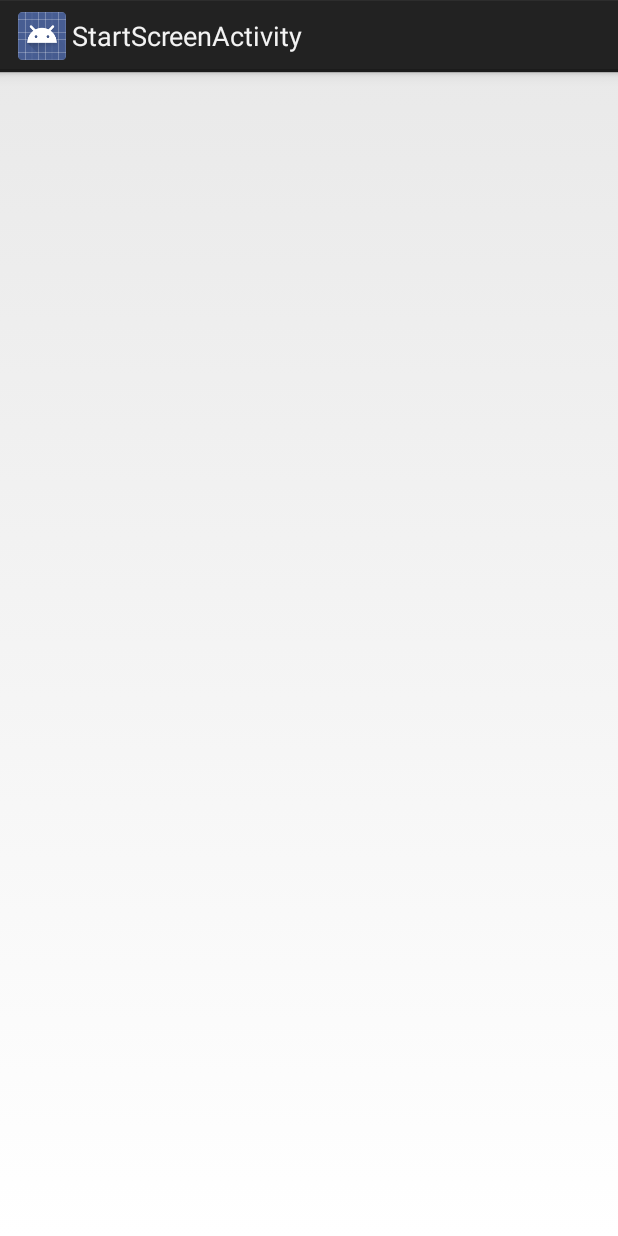
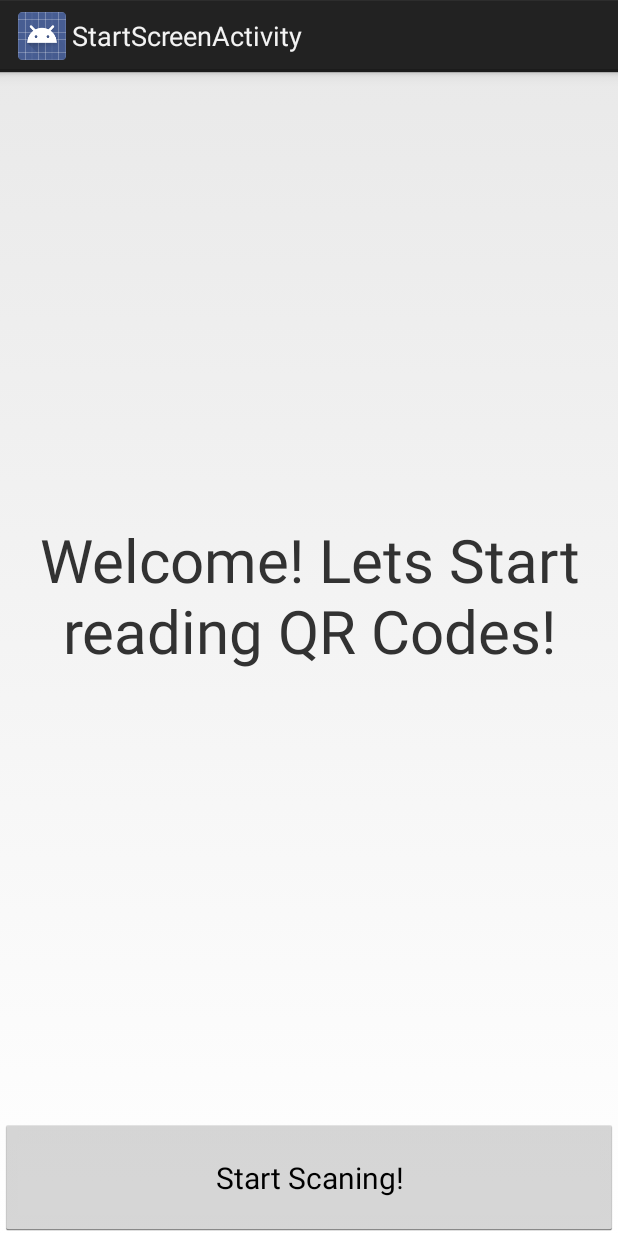
Before and after one commit to jamiahuswalton/GetPartCode, an Android app: the screen it shows after launch (StartScreenActivity), on a phone screen of 412 x 824 dp. Run offline under Robolectric (Android 15) with nearby library versions, the phone set to English and light mode, and no system bars.

```diff
--- a/app/src/main/java/com/jamiahus/getpartcode/MainActivity.java
+++ b/app/src/main/java/com/jamiahus/getpartcode/MainActivity.java
@@ -52,8 +52,6 @@ public class MainActivity extends Activity {
                 BarcodeStuff();
             }
         });
-
-
     }
 
     private void BarcodeStuff (){
--- a/app/src/main/java/com/jamiahus/getpartcode/StartScreenActivity.java
+++ b/app/src/main/java/com/jamiahus/getpartcode/StartScreenActivity.java
@@ -1,14 +1,27 @@
 package com.jamiahus.getpartcode;
 
+import android.content.Intent;
 import android.os.Bundle;
 import android.app.Activity;
+import android.view.View;
+import android.widget.Button;
 
 public class StartScreenActivity extends Activity {
 
+    Button startQrCodeButton;
     @Override
     protected void onCreate(Bundle savedInstanceState) {
         super.onCreate(savedInstanceState);
         setContentView(R.layout.activity_start_screen);
+
+        startQrCodeButton = findViewById(R.id.button_startQrScan);
+        startQrCodeButton.setOnClickListener(new View.OnClickListener() {
+            @Override
+            public void onClick(View v) {
+                //Start the QR Code Activity
+                Intent QrCodeIntent = new Intent(getApplicationContext(), CaptureImageActivity.class);
+                startActivity(QrCodeIntent);
+            }
+        });
     }
-
 }
--- a/app/src/main/res/layout/activity_start_screen.xml
+++ b/app/src/main/res/layout/activity_start_screen.xml
@@ -1,9 +1,27 @@
 <?xml version="1.0" encoding="utf-8"?>
-<android.support.constraint.ConstraintLayout xmlns:android="http://schemas.android.com/apk/res/android"
+<LinearLayout xmlns:android="http://schemas.android.com/apk/res/android"
     xmlns:app="http://schemas.android.com/apk/res-auto"
     xmlns:tools="http://schemas.android.com/tools"
     android:layout_width="match_parent"
     android:layout_height="match_parent"
+    android:orientation="vertical"
+    android:layout_weight="100"
     tools:context=".StartScreenActivity">
 
-</android.support.constraint.ConstraintLayout>
+    <TextView
+        android:id="@+id/textView_Welcome"
+        android:layout_width="match_parent"
+        android:layout_height="0dp"
+        android:layout_weight="90"
+        android:gravity="center"
+        android:text="@string/textView_StartScreenActivity_Welcome"
+        android:textSize="@dimen/textSize_StartScreen_textView_Welcome" />
+
+    <Button
+        android:id="@+id/button_startQrScan"
+        android:layout_width="match_parent"
+        android:layout_height="0dp"
+        android:layout_weight="10"
+        android:text="@string/button_StartScreenActivity_Start_QR_Code_Activity"
+        android:textSize="@dimen/textSize_StartScreen_button_Start_QR_Code_Procees" />
+</LinearLayout>
--- /dev/null
+++ b/app/src/main/res/values/dim.xml
@@ -0,0 +1,6 @@
+<?xml version="1.0" encoding="utf-8"?>
+<resources>
+    <!--Start Screen Dimensions-->
+    <dimen name="textSize_StartScreen_textView_Welcome">40sp</dimen>
+    <dimen name="textSize_StartScreen_button_Start_QR_Code_Procees">20sp</dimen>
+</resources>
--- a/app/src/main/res/values/strings.xml
+++ b/app/src/main/res/values/strings.xml
@@ -4,4 +4,9 @@
     <string name="Text_for_find_code_button">Start!</string>
     <string name="title_activity_show_results">ShowResultsActivity</string>
     <string name="title_activity_start_screen">StartScreenActivity</string>
+
+    <!--Text for Start Screen Activity-->
+    <string name="textView_StartScreenActivity_Welcome">Welcome! Lets Start reading QR Codes!</string>
+    <string name="button_StartScreenActivity_Start_QR_Code_Activity">Start Scaning!</string>
+    <string name="title_activity_capture_image">CaptureImageActivity</string>
 </resources>
```
Also changed, not shown: app/src/main/AndroidManifest.xml (+6 -7 lines), app/src/main/java/com/jamiahus/getpartcode/CaptureImageActivity.java (added, +42 -0 lines), app/src/main/res/layout/activity_capture_image.xml (added, +53 -0 lines).
